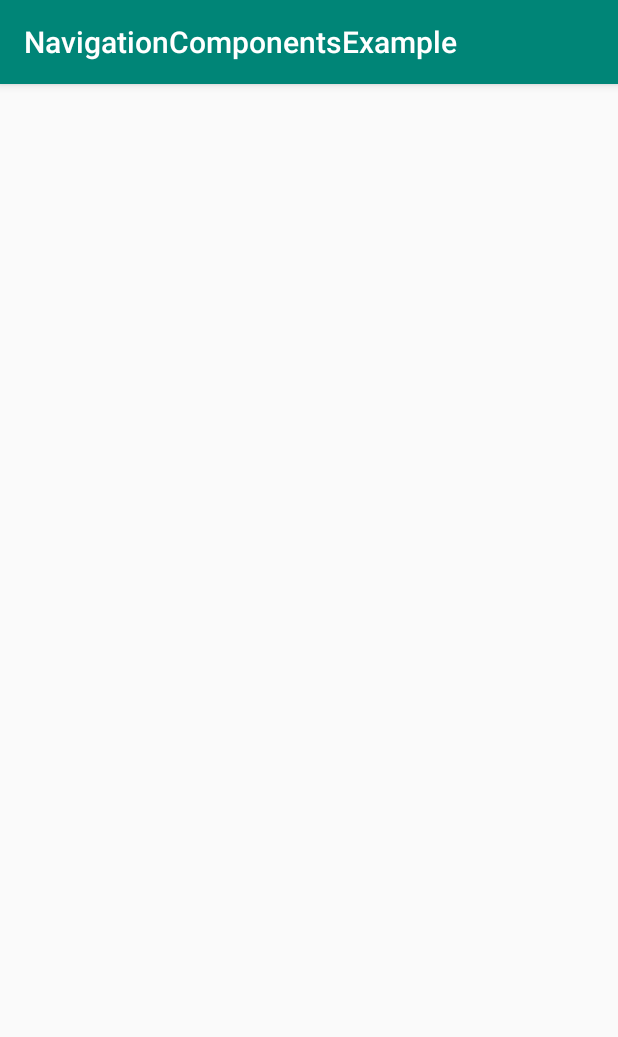
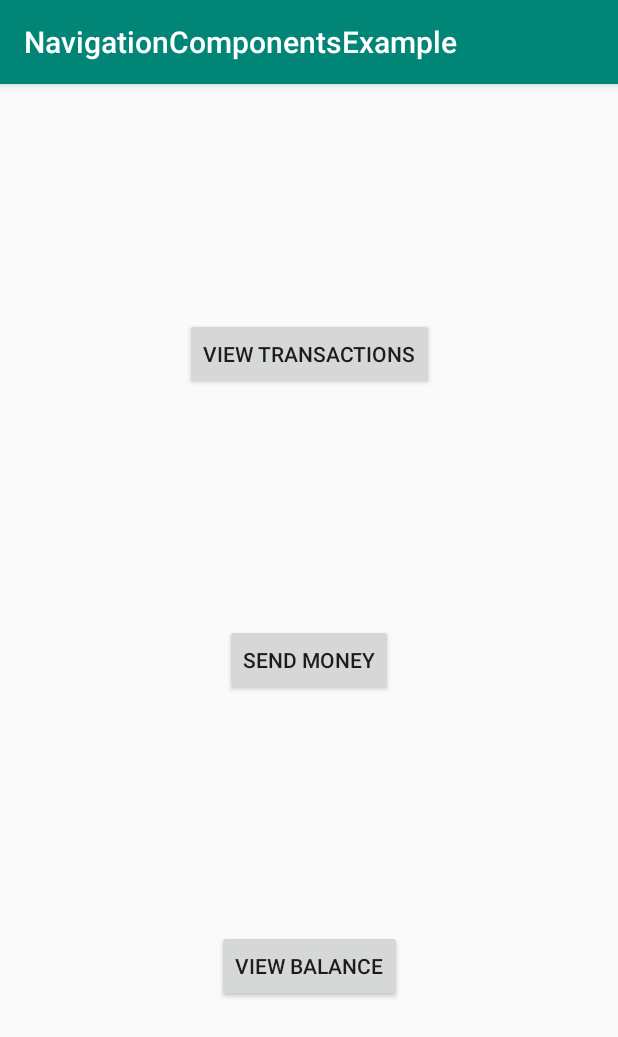
Before and after one commit to mitchtabian/Navigation-Components-Example, an Android app: the screen it shows after launch (MainActivity), on a phone screen of 412 x 824 dp. Shown: the top 1037 px of the screen. Run offline under Robolectric (Android 15) with nearby library versions, the phone set to English and light mode, and no system bars.

Commit message:
update with side_to_side corrections
app:layout_constraintRight_toLeftOf="parent" was breaking the UI, changed to -> "...Right_toRightOf..."
app:layout_constraintLeft_toRightOf="parent" was breaking the UI, changed to -> "...Left_toLeftOf..."

```diff
--- a/app/src/main/res/layout/fragment_main.xml
+++ b/app/src/main/res/layout/fragment_main.xml
@@ -13,8 +13,8 @@
         android:layout_width="wrap_content"
         android:layout_height="wrap_content"
         android:id="@+id/view_transactions_btn"
-        app:layout_constraintRight_toLeftOf="parent"
-        app:layout_constraintLeft_toRightOf="parent"
+        app:layout_constraintRight_toRightOf="parent"
+        app:layout_constraintLeft_toLeftOf="parent"
         app:layout_constraintBottom_toTopOf="@+id/send_money_btn"
         app:layout_constraintTop_toTopOf="parent"
         />
@@ -24,10 +24,10 @@
         android:layout_width="wrap_content"
         android:layout_height="wrap_content"
         android:id="@+id/send_money_btn"
-            app:layout_constraintTop_toTopOf="parent"
-            app:layout_constraintRight_toLeftOf="parent"
-            app:layout_constraintLeft_toRightOf="parent"
-            app:layout_constraintBottom_toBottomOf="parent"
+        app:layout_constraintTop_toBottomOf="@id/view_transactions_btn"
+        app:layout_constraintRight_toRightOf="parent"
+        app:layout_constraintLeft_toLeftOf="parent"
+        app:layout_constraintBottom_toTopOf="@id/view_balance_btn"
         />
 
     <Button
@@ -36,8 +36,8 @@
         android:layout_height="wrap_content"
         android:id="@+id/view_balance_btn"
         app:layout_constraintTop_toBottomOf="@+id/send_money_btn"
-            app:layout_constraintRight_toLeftOf="parent"
-            app:layout_constraintLeft_toRightOf="parent"
+        app:layout_constraintRight_toRightOf="parent"
+        app:layout_constraintLeft_toLeftOf="parent"
         app:layout_constraintBottom_toBottomOf="parent"
         />
 
```
Lines whose indentation alone changed are shown as unchanged.
